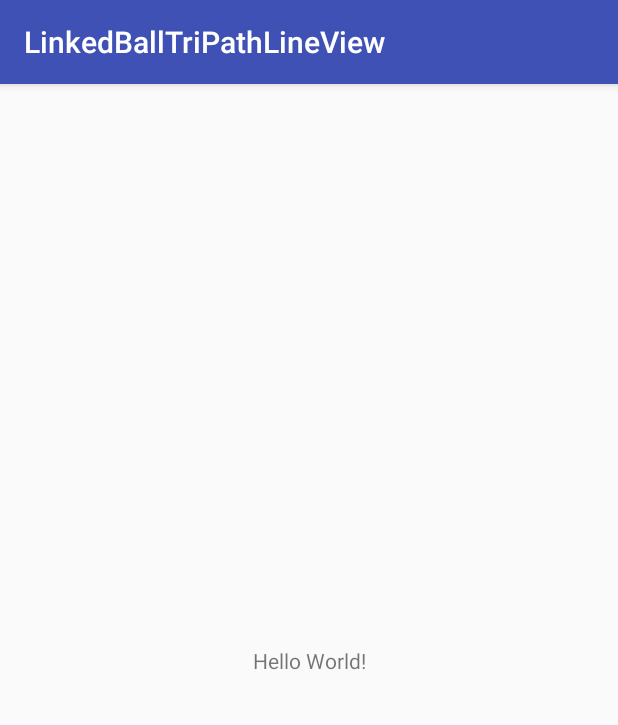
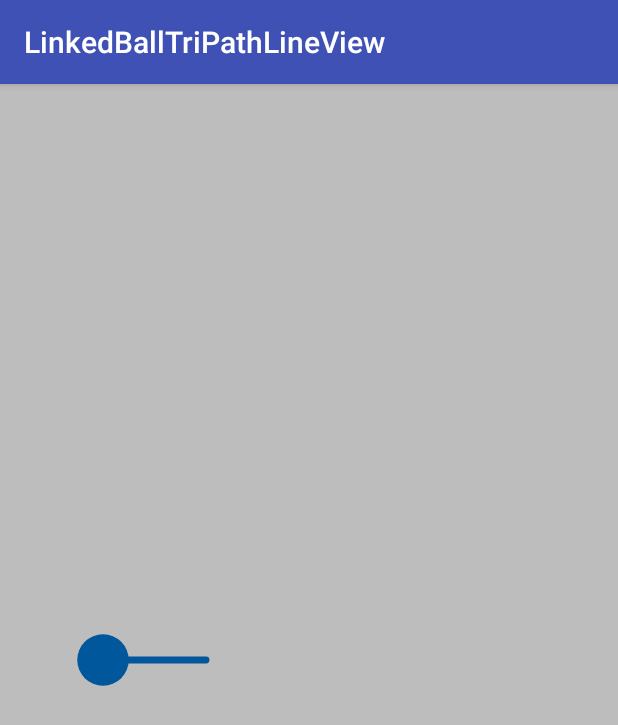
Before and after one commit to Anwesh43/BallTriPathLineView, an Android app: the screen it shows after launch (MainActivity), on a phone screen of 412 x 824 dp. Shown: the top 725 px of the screen. Run offline under Robolectric (Android 15) with nearby library versions, the phone set to English and light mode, and no system bars.

```diff
--- a/app/build.gradle
+++ b/app/build.gradle
@@ -27,6 +27,7 @@ dependencies {
     androidTestImplementation 'com.android.support.test:runner:1.0.1'
     androidTestImplementation 'com.android.support.test.espresso:espresso-core:3.0.1'
     compile "org.jetbrains.kotlin:kotlin-stdlib-jre7:$kotlin_version"
+    compile project(":balltripathlineview")
 }
 repositories {
     mavenCentral()
--- a/app/src/main/java/com/anwesh/uiprojects/linkedballtripathlineview/MainActivity.kt
+++ b/app/src/main/java/com/anwesh/uiprojects/linkedballtripathlineview/MainActivity.kt
@@ -2,11 +2,12 @@ package com.anwesh.uiprojects.linkedballtripathlineview
 
 import android.support.v7.app.AppCompatActivity
 import android.os.Bundle
+import com.anwesh.uiprojects.balltripathlineview.BallTriPathLineView
 
 class MainActivity : AppCompatActivity() {
 
     override fun onCreate(savedInstanceState: Bundle?) {
         super.onCreate(savedInstanceState)
-        setContentView(R.layout.activity_main)
+        BallTriPathLineView.create(this)
     }
 }
```
